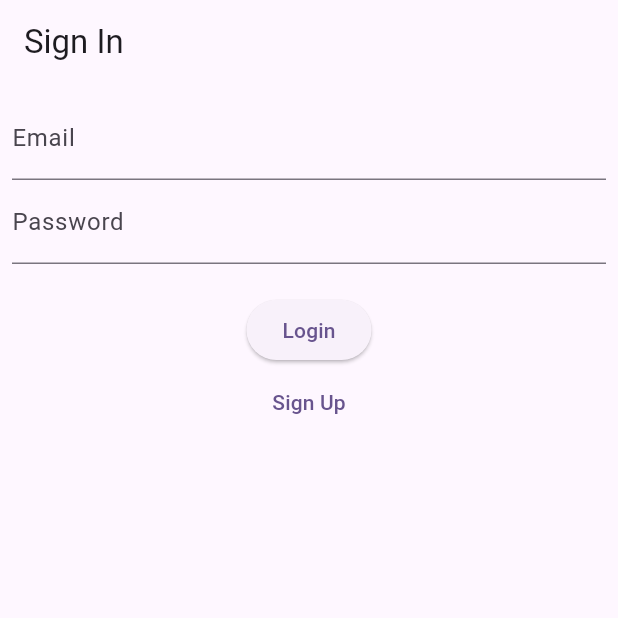
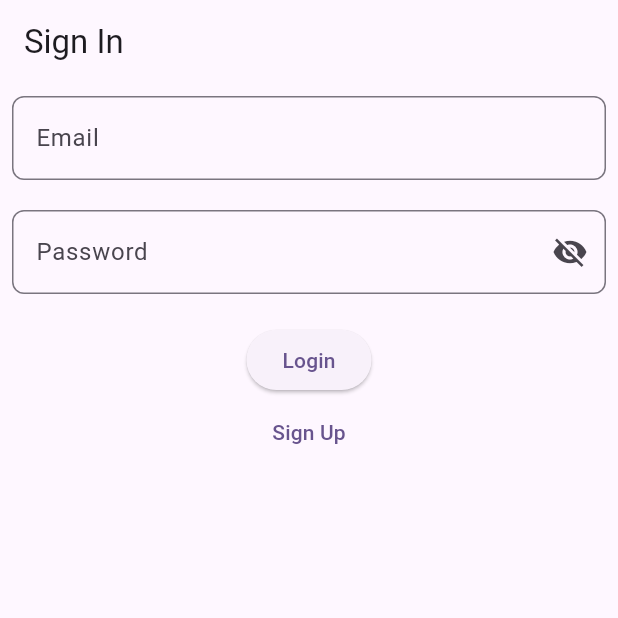
Before and after one commit to kabitacode/flutter_app, a Flutter app: the screen it shows after launch, on a phone screen of 412 x 824 dp, the top half of it. Run offline on Flutter 3.47's test engine with Material 3 defaults, Android fonts, the phone set to English and light mode, and no system bars; our stand-ins replace shared_preferences.

Commit message:
add visibility password

```diff
--- a/lib/screen/login/login_screen.dart
+++ b/lib/screen/login/login_screen.dart
@@ -9,9 +9,15 @@ class LoginScreen extends StatefulWidget {
 }
 
 class _LoginScreenState extends State<LoginScreen> {
+  @override
+  void initState() {
+    super.initState();
+  }
+
   final TextEditingController _emailController = TextEditingController();
   final TextEditingController _passwordController = TextEditingController();
   bool _isloading = false;
+  bool isVisibility = false;
 
   Future<void> _login(BuildContext context) async {
     setState(() {
@@ -58,12 +64,28 @@ class _LoginScreenState extends State<LoginScreen> {
           children: [
             TextField(
               controller: _emailController,
-              decoration: const InputDecoration(labelText: "Email"),
+              decoration: InputDecoration(
+                  border: OutlineInputBorder(
+                      borderRadius: BorderRadius.circular(8)),
+                  labelText: "Email"),
             ),
+            SizedBox(height: 20),
             TextField(
               controller: _passwordController,
-              decoration: InputDecoration(labelText: "Password"),
-              obscureText: true,
+              decoration: InputDecoration(
+                  suffixIcon: IconButton(
+                      onPressed: () {
+                        setState(() {
+                          isVisibility = !isVisibility;
+                        });
+                      },
+                      icon: Icon(isVisibility
+                          ? Icons.visibility
+                          : Icons.visibility_off)),
+                  border: OutlineInputBorder(
+                      borderRadius: BorderRadius.circular(8)),
+                  labelText: "Password"),
+              obscureText: !isVisibility,
             ),
             SizedBox(
               height: 20,
```
